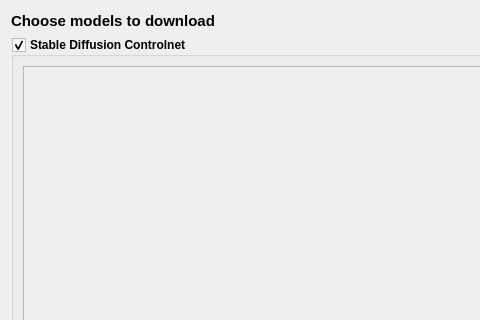
This is src/airunner/components/downloader/gui/windows/setup_wizard/installation_settings/templates/choose_models.ui in Capsize-Games/airunner as Qt 5 draws it before an edit; both pictures show x 0 to 480 and y 0 to 320 of the 615 by 853 pixel window. The edited form follows.
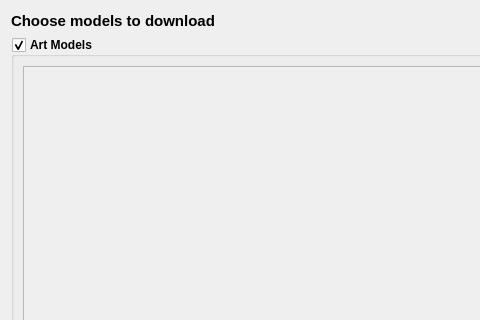
This is the edited form.

Patch:
```diff
--- a/src/airunner/components/downloader/gui/windows/setup_wizard/installation_settings/templates/choose_models.ui
+++ b/src/airunner/components/downloader/gui/windows/setup_wizard/installation_settings/templates/choose_models.ui
@@ -72,7 +72,7 @@
       </font>
      </property>
      <property name="title">
-      <string>Stable Diffusion Controlnet</string>
+      <string>Art Models</string>
      </property>
      <property name="checkable">
       <bool>true</bool>
```
